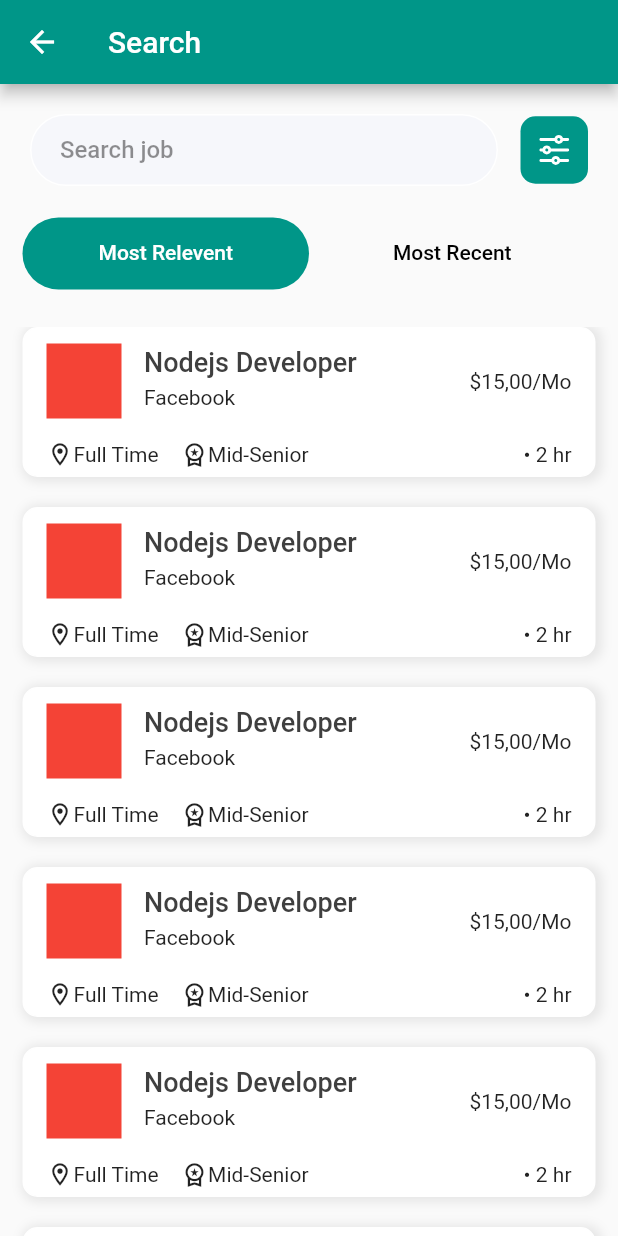
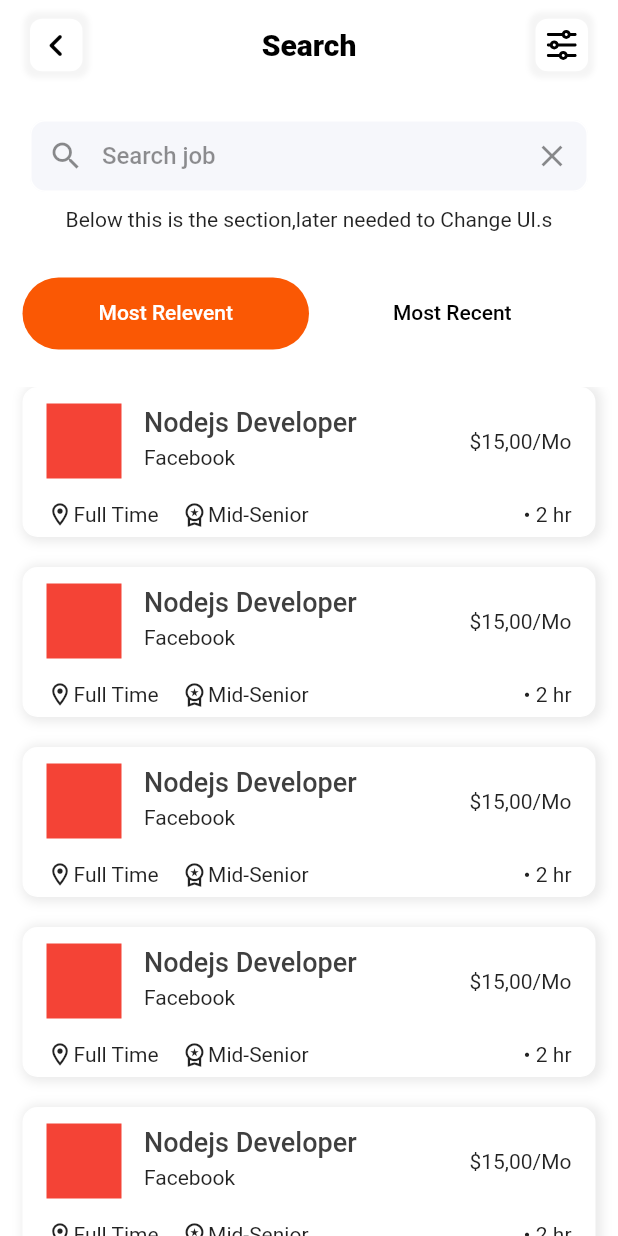
Before and after one commit to thetooaung07/job-portal, a Flutter app: the SearchPage screen opened by its route, on a phone screen of 412 x 824 dp. Run offline on Flutter 3.47's test engine with Material 2 defaults, Android fonts, the phone set to English and light mode, and no system bars; our stand-ins replace flutter_svg, get.

Commit message:
Detail page and search page UI adjustments

```diff
--- a/lib/constants.dart
+++ b/lib/constants.dart
@@ -4,11 +4,13 @@ const String bullet = "\u2022 ";
 
 const themeBgColor = Color.fromARGB(255, 245, 245, 245);
 const themeBgMainColor = Color.fromARGB(255, 253, 253, 253);
+const jobDetailsTabBgColor = Color.fromARGB(242, 240, 240, 240);
+
 //  TODO: Change Color to linear from up(dark) to down(light) like pale color at bottom
 const btnColor = Color.fromRGBO(35, 35, 35, 1);
 const btnBgColorWhite = Color.fromRGBO(255, 255, 255, 1);
 const btnBgColorGrey = Color.fromRGBO(35, 35, 35, 1);
-const btnBgColorRed = Color.fromRGBO(250, 88, 4, 1);
+const kPrimaryRedColor = Color.fromRGBO(250, 88, 4, 1);
 const double kSpacingUnit = 10;
 const TextStyle kHeaderTextStyle = TextStyle(
   fontSize: 20,
--- a/lib/main.dart
+++ b/lib/main.dart
@@ -18,8 +18,10 @@ class MyApp extends StatelessWidget {
     return GetMaterialApp(
       debugShowCheckedModeBanner: false,
       title: 'Job Portal',
-      theme: ThemeData(
-        primarySwatch: Colors.teal,
+      theme: ThemeData().copyWith(
+        scaffoldBackgroundColor: Colors.white,
+        colorScheme:
+            ThemeData().colorScheme.copyWith(primary: kPrimaryRedColor),
       ),
       initialRoute: RouteNames.home,
       getPages: routes(),
--- a/lib/view/search_page/search_page.dart
+++ b/lib/view/search_page/search_page.dart
@@ -1,6 +1,9 @@
 import 'package:flutter/material.dart';
 import 'package:flutter_svg/flutter_svg.dart';
 import 'package:get/get.dart';
+import 'package:job_portal/main.dart';
+import 'package:job_portal/routes/routes.dart';
+import 'package:job_portal/widgets/my_app_bar.dart';
 import 'package:job_portal/widgets/searchbar.dart';
 import 'package:job_portal/constants.dart';
 import 'package:job_portal/controller/search_title_controller.dart';
@@ -16,14 +19,45 @@ class SearchPage extends StatelessWidget {
         Get.put(SearchTitleController(), tag: "search_bar");
 
     return Scaffold(
-      // backgroundColor: Color.fromRGBO(251, 251, 251, 1),
-      // backgroundColor: Color.fromARGB(255, 0, 0, 0),
-      appBar: AppBar(
-        title: Text("Search"),
-      ),
       body: Column(
         crossAxisAlignment: CrossAxisAlignment.start,
         children: [
+          MyAppBar(
+            child: Padding(
+              padding: const EdgeInsets.symmetric(horizontal: 20.0),
+              child: Row(
+                  mainAxisAlignment: MainAxisAlignment.spaceBetween,
+                  children: [
+                    CustomIconButton(
+                      onTap: () {
+                        Get.back();
+                      },
+                      child: Icon(
+                        Icons.chevron_left_rounded,
+                        size: 30,
+                        color: Colors.black,
+                      ),
+                    ),
+                    Text(
+                      "Search",
+                      style: kLogoTextStyle,
+                    ),
+                    CustomIconButton(
+                      onTap: () {
+                        Get.bottomSheet(FilterBottomSheet(),
+                            isScrollControlled: true);
+                      },
+                      child: Center(
+                          child: SvgPicture.asset(
+                        'assets/icons/slider_icon.svg',
+                        height: 20,
+                        width: 20,
+                        color: Colors.black,
+                      )),
+                    ),
+                  ]),
+            ),
+          ),
           SizedBox(
             height: 20,
           ),
@@ -32,34 +66,19 @@ class SearchPage extends StatelessWidget {
             child: Row(
               children: [
                 Flexible(
-                  child: SearchBar(),
-                ),
-                SizedBox(
-                  width: 15,
-                ),
-                GestureDetector(
-                  onTap: () {
-                    Get.bottomSheet(FilterBottomSheet(),
-                        isScrollControlled: true);
-                  },
-                  child: Container(
-                    height: 45,
-                    width: 45,
-                    decoration: BoxDecoration(
-                        color: Colors.teal,
-                        borderRadius: BorderRadius.circular(10)),
-                    child: Center(
-                        child: SvgPicture.asset(
-                      'assets/icons/slider_icon.svg',
-                      height: 20,
-                      width: 20,
-                      color: Colors.white,
-                    )),
+                  child: SearchBar(
+                    prefixIcon: Icon(Icons.search),
+                    suffixIcon: Icon(Icons.clear),
                   ),
                 ),
               ],
             ),
           ),
+          Container(
+              margin: EdgeInsets.all(10),
+              alignment: Alignment.center,
+              child: Text(
+                  "Below this is the section,later needed to Change UI.s")),
           Padding(
             padding: const EdgeInsets.symmetric(vertical: 10, horizontal: 20),
             child: Obx(
@@ -97,7 +116,7 @@ class SearchTag extends StatelessWidget {
       width: kSpacingUnit * 9,
       margin: EdgeInsets.only(left: kSpacingUnit),
       decoration: BoxDecoration(
-        color: Colors.teal,
+        color: kPrimaryRedColor,
         borderRadius: BorderRadius.circular(kSpacingUnit * 3),
       ),
       child: Center(
--- a/lib/view/search_page/search_page_tab_view.dart
+++ b/lib/view/search_page/search_page_tab_view.dart
@@ -1,4 +1,5 @@
 import 'package:flutter/material.dart';
+import 'package:job_portal/constants.dart';
 import 'package:job_portal/view/most_relevent_tab.dart';
 import 'package:job_portal/view/recent_posts/most_recent_tab.dart';
 
@@ -34,7 +35,7 @@ class _SearchPageTabViewState extends State<SearchPageTabView>
               unselectedLabelColor: Colors.black,
               indicatorSize: TabBarIndicatorSize.tab,
               indicator: BoxDecoration(
-                color: Colors.teal,
+                color: kPrimaryRedColor,
                 borderRadius: BorderRadius.circular(50),
               ),
               controller: controller,
--- a/lib/widgets/searchbar.dart
+++ b/lib/widgets/searchbar.dart
@@ -2,7 +2,6 @@ import 'package:flutter/material.dart';
 import 'package:get/get.dart';
 import 'package:job_portal/constants.dart';
 import 'package:job_portal/controller/search_title_controller.dart';
-import 'package:job_portal/routes/routes.dart';
 
 class SearchBar extends StatefulWidget {
   final Widget? prefixIcon;
@@ -37,7 +36,7 @@ class _SearchBarState extends State<SearchBar> {
       controller: searchPageController,
       onChanged: (v) => _controller.getTitleFromSearchBar(v),
       style: TextStyle(
-        color: Color.fromARGB(162, 0, 0, 0),
+        color: kPrimaryRedColor,
         fontWeight: FontWeight.w500,
       ),
       decoration: InputDecoration(
@@ -50,15 +49,16 @@ class _SearchBarState extends State<SearchBar> {
         ),
         filled: true,
         fillColor: kSilverColor,
+
         enabledBorder: OutlineInputBorder(
-            borderRadius: BorderRadius.circular(30),
+            borderRadius: BorderRadius.circular(10),
             borderSide: BorderSide(
               color: Colors.white,
               width: 1,
             )),
 
         focusedBorder: OutlineInputBorder(
-            borderRadius: BorderRadius.circular(30),
+            borderRadius: BorderRadius.circular(10),
             borderSide: BorderSide(
               color: Colors.white,
               width: 1,
```
Also changed, not shown: lib/view/job_details_page.dart (+89 -60 lines).
